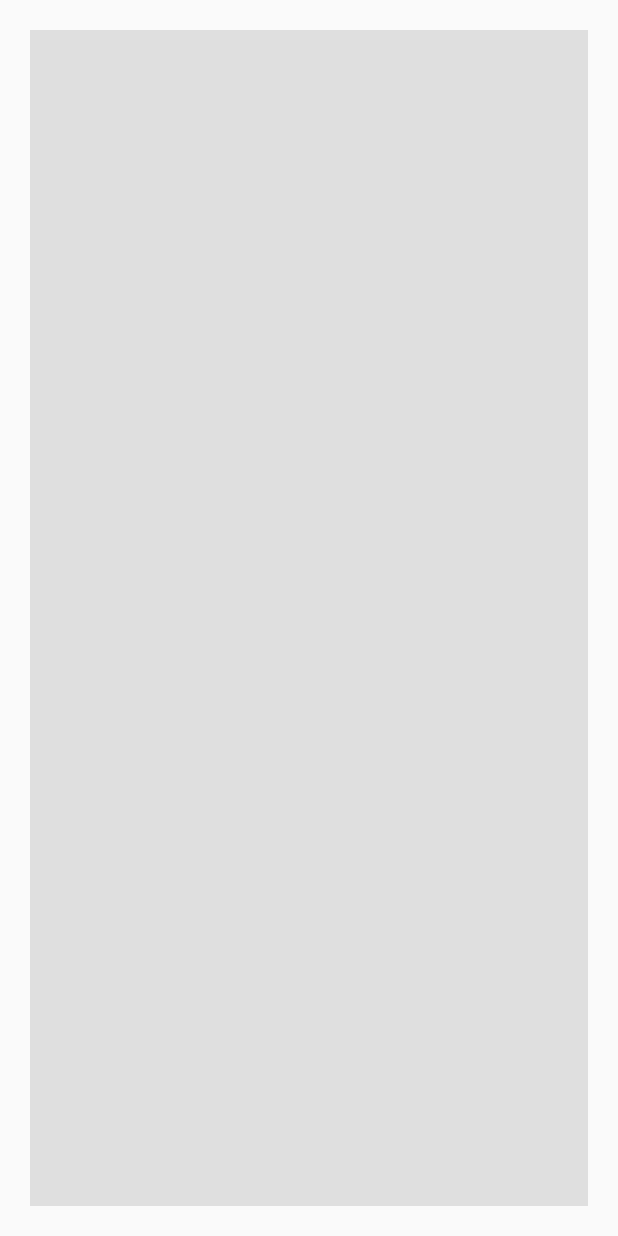
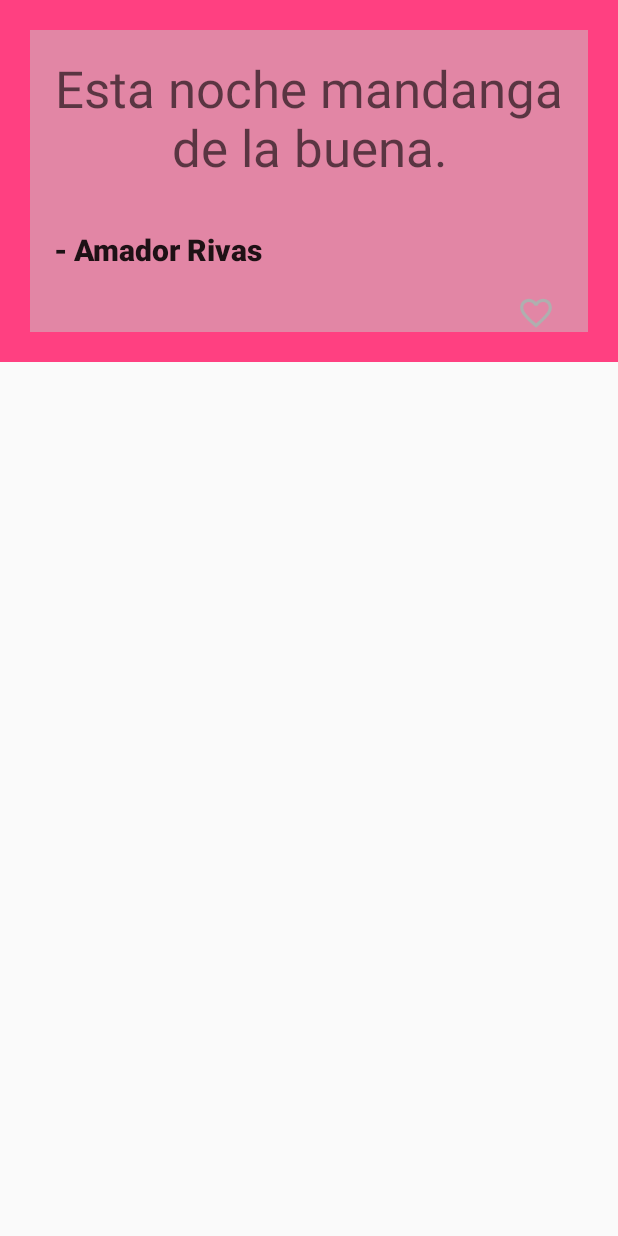
Before and after one commit to srgtrujillo/quotes, an Android app: the layout quote_cell.xml on its own in the app's theme, with its tools: preview values and no code run, on a phone screen of 412 x 824 dp. Run offline under Robolectric (Android 15) with nearby library versions, the phone set to English and light mode, and no system bars.

Commit message:
added comment and quote cell

```diff
--- /dev/null
+++ b/app/src/main/res/drawable/ic_like.xml
@@ -0,0 +1,9 @@
+<vector xmlns:android="http://schemas.android.com/apk/res/android"
+        android:width="24dp"
+        android:height="24dp"
+        android:viewportWidth="24.0"
+        android:viewportHeight="24.0">
+    <path
+        android:fillColor="@color/like_disable"
+        android:pathData="M16.5,3c-1.74,0 -3.41,0.81 -4.5,2.09C10.91,3.81 9.24,3 7.5,3 4.42,3 2,5.42 2,8.5c0,3.78 3.4,6.86 8.55,11.54L12,21.35l1.45,-1.32C18.6,15.36 22,12.28 22,8.5 22,5.42 19.58,3 16.5,3zM12.1,18.55l-0.1,0.1 -0.1,-0.1C7.14,14.24 4,11.39 4,8.5 4,6.5 5.5,5 7.5,5c1.54,0 3.04,0.99 3.57,2.36h1.87C13.46,5.99 14.96,5 16.5,5c2,0 3.5,1.5 3.5,3.5 0,2.89 -3.14,5.74 -7.9,10.05z"/>
+</vector>
--- /dev/null
+++ b/app/src/main/res/layout/custom_like.xml
@@ -0,0 +1,25 @@
+<?xml version="1.0" encoding="utf-8"?>
+<LinearLayout xmlns:android="http://schemas.android.com/apk/res/android"
+              xmlns:tools="http://schemas.android.com/tools"
+              android:orientation="horizontal"
+              android:layout_width="match_parent"
+              android:layout_height="match_parent"
+              android:gravity="end">
+
+    <ImageView
+            android:id="@+id/like_image"
+            android:layout_width="@dimen/like"
+            android:layout_height="@dimen/like"
+            android:src="@drawable/ic_like"
+            android:layout_marginEnd="6dp"
+            android:layout_marginRight="6dp"/>
+
+    <TextView
+            android:id="@+id/likes_count"
+            android:layout_width="wrap_content"
+            android:layout_height="wrap_content"
+            android:layout_marginEnd="@dimen/activity_horizontal_margin"
+            android:layout_marginRight="@dimen/activity_horizontal_margin"
+            tools:text="100" />
+
+</LinearLayout>
--- a/app/src/main/res/layout/quote_cell.xml
+++ b/app/src/main/res/layout/quote_cell.xml
@@ -1,32 +1,41 @@
 <?xml version="1.0" encoding="utf-8"?>
 <FrameLayout xmlns:android="http://schemas.android.com/apk/res/android"
+             xmlns:tools="http://schemas.android.com/tools"
               android:orientation="vertical"
               android:layout_width="match_parent"
-              android:layout_height="match_parent">
+              android:layout_height="wrap_content">
 
     <ImageView
             android:id="@+id/image"
             android:layout_width="match_parent"
-            android:layout_height="match_parent"/>
+            android:layout_height="match_parent"
+            tools:background="@color/colorAccent"/>
 
     <LinearLayout
             android:orientation="vertical"
             android:layout_width="match_parent"
             android:layout_height="match_parent"
             android:layout_margin="@dimen/quote_background_margin"
-            android:background="@color/quote_background">
+            android:background="@color/quote_background"
+            android:gravity="center">
 
         <TextView
                 android:id="@+id/quote_text"
                 android:layout_width="match_parent"
                 android:layout_height="wrap_content"
-                android:textAlignment="center"/>
+                android:text="Esta noche mandanga de la buena."
+                android:layout_margin="@dimen/activity_horizontal_margin"
+                style="@style/QuoteText"/>
 
         <TextView
                 android:id="@+id/author"
                 android:layout_width="match_parent"
-                android:layout_height="wrap_content"/>
+                android:layout_height="wrap_content"
+                android:text="- Amador Rivas"
+                android:layout_margin="@dimen/activity_horizontal_margin"
+                style="@style/AuthorText"/>
 
+        <include layout="@layout/custom_like"/>
     </LinearLayout>
 
 </FrameLayout>
--- a/app/src/main/res/values/colors.xml
+++ b/app/src/main/res/values/colors.xml
@@ -4,4 +4,6 @@
     <color name="colorPrimaryDark">#303F9F</color>
     <color name="colorAccent">#FF4081</color>
     <color name="quote_background">#84c7c7c7</color>
+    <color name="like_disable">#afafaf</color>
+    <color name="like">#d10000</color>
 </resources>
--- a/app/src/main/res/values/dimens.xml
+++ b/app/src/main/res/values/dimens.xml
@@ -4,4 +4,6 @@
     <dimen name="activity_vertical_margin">16dp</dimen>
 
     <dimen name="quote_background_margin">20dp</dimen>
+    <dimen name="avatar">40dp</dimen>
+    <dimen name="like">25dp</dimen>
 </resources>
--- a/app/src/main/res/values/styles.xml
+++ b/app/src/main/res/values/styles.xml
@@ -9,9 +9,17 @@
     </style>
 
 
-    <style name="QuoteText" parent="TextAppearance.AppCompat.Title">
+    <style name="QuoteText" parent="TextAppearance.AppCompat.Display1">
         <item name="android:gravity">center</item>
         <item name="fontPath">fonts/Roboto-Thin.ttf</item>
     </style>
 
+    <style name="AuthorText" parent="TextAppearance.AppCompat.Title">
+        <item name="android:textStyle">bold</item>
+    </style>
+
+    <style name="CommentText" parent="TextAppearance.AppCompat.Body1">
+
+    </style>
+
 </resources>
```
Also changed, not shown: app/src/main/res/drawable/ic_like_fill.xml (added, +9 -0 lines), app/src/main/res/layout/comment_cell.xml (+36 -1 lines).
